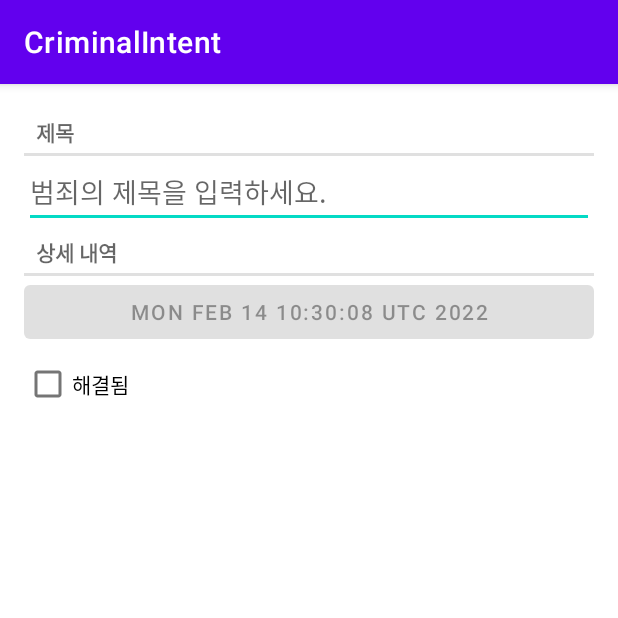
After one commit to JINKOO/CriminalIntent, an Android app: the fragment CrimeFragment shown on its own in the app's theme, on a phone screen of 412 x 824 dp, the top half of it. The commit adds this screen. Run offline under Robolectric (Android 15) with nearby library versions, the phone set to English and light mode, and no system bars.

Commit message:
fragment 추가

```diff
--- a/app/build.gradle
+++ b/app/build.gradle
@@ -30,6 +30,10 @@ android {
     kotlinOptions {
         jvmTarget = '1.8'
     }
+
+    viewBinding {
+        enabled = true
+    }
 }
 
 dependencies {
--- a/app/src/main/AndroidManifest.xml
+++ b/app/src/main/AndroidManifest.xml
@@ -9,7 +9,7 @@
         android:roundIcon="@mipmap/ic_launcher_round"
         android:supportsRtl="true"
         android:theme="@style/Theme.CriminalIntent">
-        <activity android:name=".MainActivity">
+        <activity android:name=".view.MainActivity">
             <intent-filter>
                 <action android:name="android.intent.action.MAIN" />
 
--- a/app/src/main/java/com/kjk/criminalintent/MainActivity.kt
+++ /dev/null
@@ -1,11 +0,0 @@
-package com.kjk.criminalintent
-
-import androidx.appcompat.app.AppCompatActivity
-import android.os.Bundle
-
-class MainActivity : AppCompatActivity() {
-    override fun onCreate(savedInstanceState: Bundle?) {
-        super.onCreate(savedInstanceState)
-        setContentView(R.layout.activity_main)
-    }
-}
--- /dev/null
+++ b/app/src/main/java/com/kjk/criminalintent/data/CrimeEntity.kt
@@ -0,0 +1,11 @@
+package com.kjk.criminalintent.data
+
+import java.util.*
+
+data class CrimeEntity(
+    // UUID :: Universally Unique Identifier, 128bit의 고유값.
+    val id: UUID = UUID.randomUUID(), // 범죄 고유 ID
+    var title: String = "",  // 제목
+    var date: Date = Date(), // 발생 일자
+    var isSolved: Boolean = false // 해결 여부
+)
--- /dev/null
+++ b/app/src/main/java/com/kjk/criminalintent/view/CrimeFragment.kt
@@ -0,0 +1,78 @@
+package com.kjk.criminalintent.view
+
+import android.os.Bundle
+import android.text.Editable
+import android.text.TextWatcher
+import android.util.Log
+import android.view.LayoutInflater
+import android.view.View
+import android.view.ViewGroup
+import androidx.fragment.app.Fragment
+import com.kjk.criminalintent.data.CrimeEntity
+import com.kjk.criminalintent.databinding.FragmentCrimeBinding
+
+// Controller (Model과 View와 상호 작용한다.)
+// 특정 범죄의 상세내역 조회, 수정 기능 제공
+class CrimeFragment : Fragment() {
+
+    private var _binding: FragmentCrimeBinding? = null
+
+    private val binding
+        get() = _binding!!
+
+    private lateinit var crime: CrimeEntity
+
+    override fun onCreate(savedInstanceState: Bundle?) {
+        super.onCreate(savedInstanceState)
+
+        crime = CrimeEntity()
+    }
+
+    override fun onCreateView(
+        inflater: LayoutInflater,
+        container: ViewGroup?,
+        savedInstanceState: Bundle?
+    ): View? {
+        Log.d(TAG, "onCreateView()")
+        _binding = FragmentCrimeBinding.inflate(inflater, container, false)
+
+        binding.crimeDateButton.apply {
+            text = crime.date.toString()
+            isEnabled = false
+        }
+
+        return binding.root
+    }
+
+    override fun onStart() {
+        super.onStart()
+        Log.d(TAG, "onStart: ")
+
+        val titleWatcher = object : TextWatcher {
+            override fun beforeTextChanged(p0: CharSequence?, p1: Int, p2: Int, p3: Int) {
+                // 현재 여기서는 구현하지 않아도 된다.
+            }
+
+            override fun onTextChanged(sequence: CharSequence?, start: Int, end: Int, count: Int) {
+                crime.title = sequence.toString()
+            }
+
+            override fun afterTextChanged(sequence: Editable?) {
+                // 현재 여기서는 구현하지 않아도 된다.
+            }
+        }
+
+        binding.apply {
+            crimeTitleEditText.addTextChangedListener(titleWatcher)
+        }
+    }
+
+    override fun onDestroyView() {
+        super.onDestroyView()
+        _binding = null
+    }
+
+    companion object {
+        private const val TAG = "CrimeFragment"
+    }
+}
--- /dev/null
+++ b/app/src/main/java/com/kjk/criminalintent/view/MainActivity.kt
@@ -0,0 +1,18 @@
+package com.kjk.criminalintent.view
+
+import androidx.appcompat.app.AppCompatActivity
+import android.os.Bundle
+import com.kjk.criminalintent.R
+import com.kjk.criminalintent.databinding.ActivityMainBinding
+
+class MainActivity : AppCompatActivity() {
+
+    private val binding by lazy {
+        ActivityMainBinding.inflate(layoutInflater)
+    }
+
+    override fun onCreate(savedInstanceState: Bundle?) {
+        super.onCreate(savedInstanceState)
+        setContentView(binding.root)
+    }
+}
--- a/app/src/main/res/layout/activity_main.xml
+++ b/app/src/main/res/layout/activity_main.xml
@@ -4,7 +4,7 @@
     xmlns:tools="http://schemas.android.com/tools"
     android:layout_width="match_parent"
     android:layout_height="match_parent"
-    tools:context=".MainActivity">
+    tools:context=".view.MainActivity">
 
     <TextView
         android:layout_width="wrap_content"
--- /dev/null
+++ b/app/src/main/res/layout/fragment_crime.xml
@@ -0,0 +1,40 @@
+<?xml version="1.0" encoding="utf-8"?>
+<LinearLayout
+    xmlns:android="http://schemas.android.com/apk/res/android"
+    xmlns:tools="http://schemas.android.com/tools"
+    android:orientation="vertical"
+    android:layout_width="match_parent"
+    android:layout_height="match_parent"
+    android:layout_margin="16dp">
+
+    <TextView
+        style="?android:listSeparatorTextViewStyle"
+        android:layout_width="match_parent"
+        android:layout_height="wrap_content"
+        android:text="@string/crime_title_label"/>
+
+    <EditText
+        android:id="@+id/crime_title_edit_text"
+        android:layout_width="match_parent"
+        android:layout_height="wrap_content"
+        android:hint="@string/crime_title_hint"/>
+
+    <TextView
+        style="?android:listSeparatorTextViewStyle"
+        android:layout_width="match_parent"
+        android:layout_height="wrap_content"
+        android:text="@string/crime_detail_label"/>
+
+    <Button
+        android:id="@+id/crime_date_button"
+        android:layout_width="match_parent"
+        android:layout_height="wrap_content"
+        tools:text="Thu Mar 12 11:56 EST 2020"/>
+
+    <CheckBox
+        android:id="@+id/crime_solved_check_box"
+        android:layout_width="match_parent"
+        android:layout_height="wrap_content"
+        android:text="@string/crime_solved_label"/>
+
+</LinearLayout>
--- a/app/src/main/res/values/strings.xml
+++ b/app/src/main/res/values/strings.xml
@@ -1,3 +1,9 @@
 <resources>
     <string name="app_name">CriminalIntent</string>
+
+    <!-- CrimeFragment -->
+    <string name="crime_title_hint">범죄의 제목을 입력하세요.</string>
+    <string name="crime_title_label">제목</string>
+    <string name="crime_detail_label">상세 내역</string>
+    <string name="crime_solved_label">해결됨</string>
 </resources>
```
